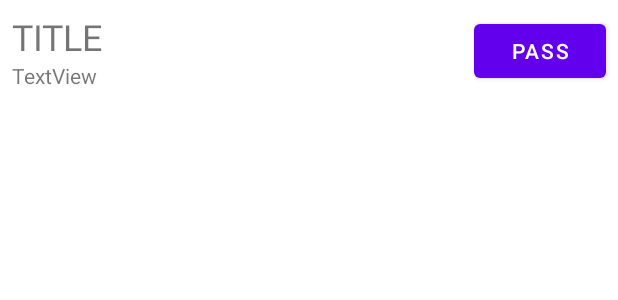
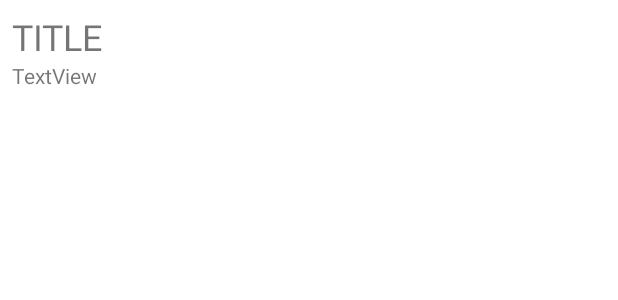
Before and after one commit to MS-kadai/tracker-android, an Android app: the layout viewholder_point.xml on its own in the app's theme, with its tools: preview values and no code run, on a phone screen of 412 x 824 dp. Shown: the top 300 px of the screen. Run offline under Robolectric (Android 15) with nearby library versions, the phone set to English and light mode, and no system bars.

Commit message:
絶対間に合わないのでボタンは後回しにする

```diff
--- a/app/src/main/res/layout/viewholder_point.xml
+++ b/app/src/main/res/layout/viewholder_point.xml
@@ -35,17 +35,6 @@
 
         </LinearLayout>
 
-        <Button
-            android:id="@+id/button"
-            android:layout_width="wrap_content"
-            android:layout_height="wrap_content"
-            android:layout_marginTop="8dp"
-            android:layout_marginEnd="8dp"
-            android:layout_marginBottom="8dp"
-            android:text="PASS"
-            app:layout_constraintBottom_toBottomOf="parent"
-            app:layout_constraintEnd_toEndOf="parent"
-            app:layout_constraintTop_toTopOf="parent" />
     </androidx.constraintlayout.widget.ConstraintLayout>
 
 </LinearLayout>
```
